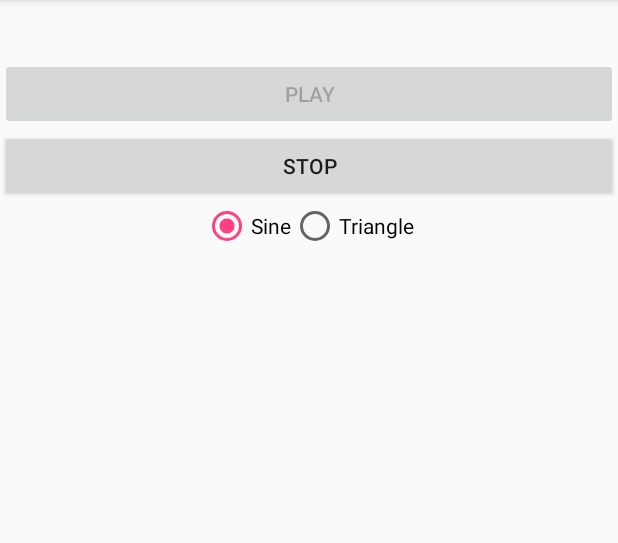
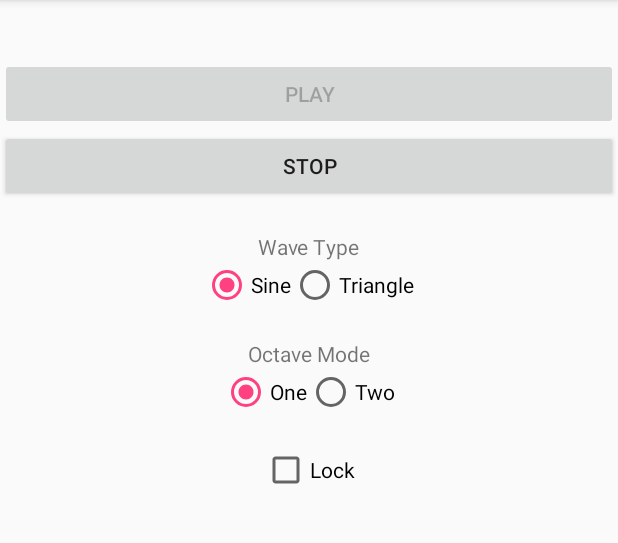
Before and after one commit to diwww/virtual-theremin, an Android app: the screen it shows after launch (MainActivity), after a tap on "PLAY", on a phone screen of 412 x 824 dp, the part 84-627 px from its top. Run offline under Robolectric (Android 15) with nearby library versions, the phone set to English and light mode, and no system bars.

Commit message:
octave mode switch

```diff
--- a/Theremin/app/src/main/java/ru/hse/theremin/MainActivity.java
+++ b/Theremin/app/src/main/java/ru/hse/theremin/MainActivity.java
@@ -11,6 +11,7 @@ import android.os.Bundle;
 import android.system.Os;
 import android.view.View;
 import android.widget.Button;
+import android.widget.CheckBox;
 import android.widget.RadioGroup;
 import android.widget.TextView;
 import android.widget.Toast;
@@ -33,6 +34,8 @@ public class MainActivity extends AppCompatActivity
     private Button playButton, stopButton;
     private TextView idxTextView, rateTextView;
     private RadioGroup waveRadioGroup;
+    private RadioGroup octaveRadioGroup;
+    private CheckBox lockCheckBox;
     private Wave wave;
     private double freq;
     private boolean playing;
@@ -63,6 +66,8 @@ public class MainActivity extends AppCompatActivity
         waveRadioGroup = (RadioGroup) findViewById(R.id.wave_radio_group);
         waveRadioGroup.setOnCheckedChangeListener(this);
         waveRadioGroup.check(R.id.sine_radio_button);
+        octaveRadioGroup = (RadioGroup) findViewById(R.id.octave_radio_group);
+        octaveRadioGroup.check(R.id.one_radio_button);
         // Sensors initialization
         sensorManager = (SensorManager) getSystemService(Context.SENSOR_SERVICE);
         sensor = sensorManager.getDefaultSensor(Sensor.TYPE_ACCELEROMETER);
@@ -72,8 +77,17 @@ public class MainActivity extends AppCompatActivity
 
     @Override
     public void onSensorChanged(SensorEvent event) {
-        long index = Math.round(event.values[0] * 1.2);
-//        long index = Math.round((event.values[0] + 10) * 12.0 / 20.0);
+        long index = 0;
+
+        if (octaveRadioGroup.getCheckedRadioButtonId() == R.id.one_radio_button) {
+            // For one octave (more space to rotate)
+            index = Math.round((event.values[0] + 10) * 12.0 / 20.0);
+        } else if (octaveRadioGroup.getCheckedRadioButtonId() == R.id.two_radio_button) {
+            // For two octaves (more notes are available)
+            index = Math.round(event.values[0] * 1.2);
+        }
+
+
         freq = Math.pow(2, index / 12.0) * 261.63;
 
         idxTextView.setText(String.format(Locale.US, "Index: %d", index));
@@ -107,6 +121,7 @@ public class MainActivity extends AppCompatActivity
 
     @Override
     public void onCheckedChanged(RadioGroup group, @IdRes int checkedId) {
+        if (group.getId() == R.id.wave_radio_group) {
             switch (checkedId) {
                 case R.id.sine_radio_button:
                     wave = new SineWave();
@@ -120,3 +135,4 @@ public class MainActivity extends AppCompatActivity
             }
         }
     }
+}
--- a/Theremin/app/src/main/java/ru/hse/theremin/SynthAsyncTask.java
+++ b/Theremin/app/src/main/java/ru/hse/theremin/SynthAsyncTask.java
@@ -66,6 +66,17 @@ public class SynthAsyncTask extends AsyncTask<MainActivity, Void, Void> {
         }
     }
 
+    private void oneNote(MainActivity activity) {
+        while (activity.isPlaying()) {
+            short[] data;
+            oscillator.setWave(activity.getWave());
+
+            oscillator.setFreq(activity.getFreq());
+            data = oscillator.generate();
+            audioTrack.write(data, 0, data.length);
+        }
+    }
+
     @Override
     protected Void doInBackground(MainActivity... params) {
         // Default oscillator
@@ -74,7 +85,7 @@ public class SynthAsyncTask extends AsyncTask<MainActivity, Void, Void> {
                 AudioFormat.CHANNEL_OUT_MONO, AudioFormat.ENCODING_PCM_16BIT, Oscillator.BUFF_SIZE,
                 AudioTrack.MODE_STREAM);
         audioTrack.play();
-        twoNotes(params[0]);
+        oneNote(params[0]);
         audioTrack.stop();
         audioTrack.release();
 
--- a/Theremin/app/src/main/java/ru/hse/theremin/synthesizer/Oscillator.java
+++ b/Theremin/app/src/main/java/ru/hse/theremin/synthesizer/Oscillator.java
@@ -5,7 +5,7 @@ public class Oscillator {
     // Constants
     public static final int CHANNELS = 1;
     public static final int SAMPLE_RATE = 44100;
-    public static final int NUM_SAMPLES = (int) (Oscillator.SAMPLE_RATE * Oscillator.CHANNELS * 0.2);
+    public static final int NUM_SAMPLES = (int) (Oscillator.SAMPLE_RATE * Oscillator.CHANNELS * 0.1);
     // TODO: В принципе, работает без умножения на 3 для трех звуков
     // TODO: Подумать, стоит ли умножать размер буфера на 3
     public static final int BUFF_SIZE = (Short.SIZE / Byte.SIZE) * NUM_SAMPLES;
--- a/Theremin/app/src/main/res/layout/activity_main.xml
+++ b/Theremin/app/src/main/res/layout/activity_main.xml
@@ -33,6 +33,14 @@
         android:enabled="false"
         android:text="@string/stop"/>
 
+
+    <TextView
+        android:layout_width="wrap_content"
+        android:layout_height="wrap_content"
+        android:layout_gravity="center"
+        android:layout_marginTop="20dp"
+        android:text="@string/wave_type"/>
+
     <RadioGroup
         android:id="@+id/wave_radio_group"
         android:layout_width="wrap_content"
@@ -51,7 +59,41 @@
             android:layout_width="wrap_content"
             android:layout_height="wrap_content"
             android:text="@string/triangle"/>
-
     </RadioGroup>
 
+    <TextView
+        android:layout_width="wrap_content"
+        android:layout_height="wrap_content"
+        android:layout_gravity="center"
+        android:layout_marginTop="20dp"
+        android:text="@string/octave_mode"/>
+
+    <RadioGroup
+        android:id="@+id/octave_radio_group"
+        android:layout_width="wrap_content"
+        android:layout_height="wrap_content"
+        android:layout_gravity="center"
+        android:orientation="horizontal">
+
+        <RadioButton
+            android:id="@+id/one_radio_button"
+            android:layout_width="wrap_content"
+            android:layout_height="wrap_content"
+            android:text="@string/one"/>
+
+        <RadioButton
+            android:id="@+id/two_radio_button"
+            android:layout_width="wrap_content"
+            android:layout_height="wrap_content"
+            android:text="@string/two"/>
+    </RadioGroup>
+
+    <CheckBox
+        android:id="@+id/lock_checkbox"
+        android:layout_width="wrap_content"
+        android:layout_height="wrap_content"
+        android:layout_gravity="center"
+        android:layout_marginTop="20dp"
+        android:text="@string/lock"/>
+
 </LinearLayout>
--- a/Theremin/app/src/main/res/values/strings.xml
+++ b/Theremin/app/src/main/res/values/strings.xml
@@ -5,4 +5,9 @@
     <string name="sine">Sine</string>
     <string name="square">Square</string>
     <string name="triangle">Triangle</string>
+    <string name="wave_type">Wave Type</string>
+    <string name="octave_mode">Octave Mode</string>
+    <string name="one">One</string>
+    <string name="two">Two</string>
+    <string name="lock">Lock</string>
 </resources>
```
Lines whose indentation alone changed are shown as unchanged.
